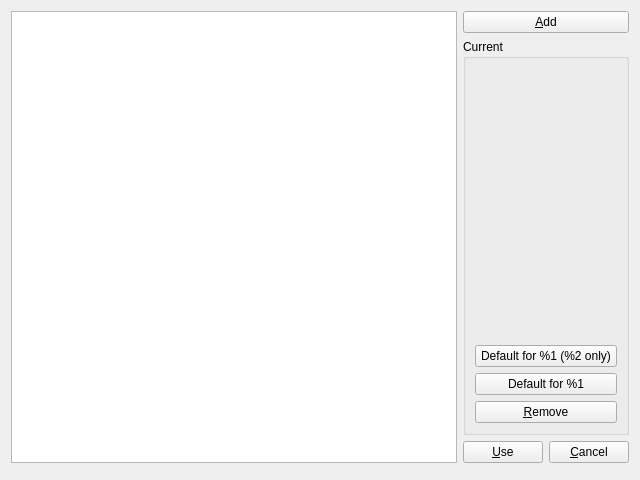
MultiMC/Launcher, file application/widgets/AccountsWidget.ui: the form before one commit.
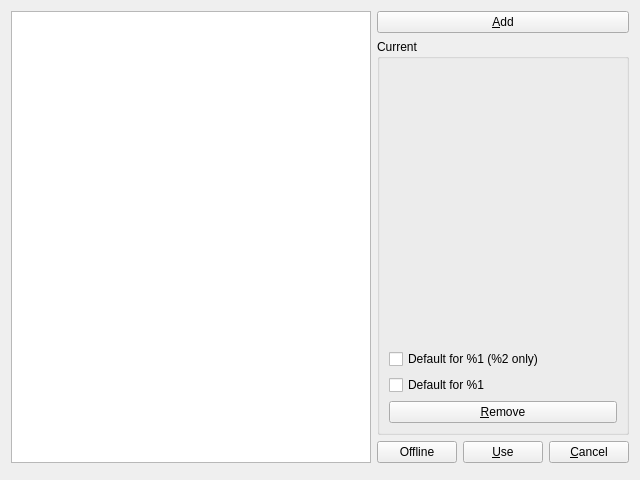
The form after the commit. Custom widgets are drawn as their Qt base class.

```diff
--- a/application/widgets/AccountsWidget.ui
+++ b/application/widgets/AccountsWidget.ui
@@ -66,7 +66,7 @@
          </spacer>
         </item>
         <item>
-         <widget class="QPushButton" name="containerDefaultBtn">
+         <widget class="QCheckBox" name="containerDefaultBtn">
           <property name="text">
            <string>Default for %1 (%2 only)</string>
           </property>
@@ -76,7 +76,7 @@
          </widget>
         </item>
         <item>
-         <widget class="QPushButton" name="globalDefaultBtn">
+         <widget class="QCheckBox" name="globalDefaultBtn">
           <property name="text">
            <string>Default for %1</string>
           </property>
@@ -100,6 +100,13 @@
      </item>
      <item>
       <layout class="QHBoxLayout" name="horizontalLayout">
+       <item>
+        <widget class="QPushButton" name="offlineBtn">
+         <property name="text">
+          <string>Offline</string>
+         </property>
+        </widget>
+       </item>
        <item>
         <widget class="QPushButton" name="useBtn">
          <property name="text">
```
